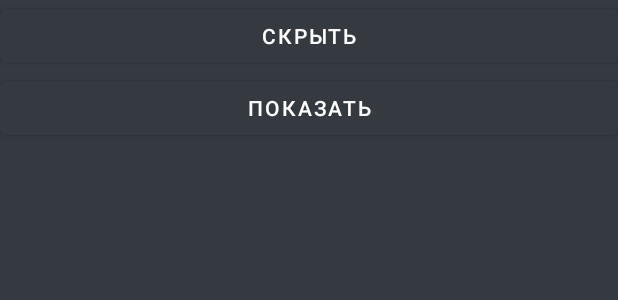
After one commit to Gorbulev-Sergey/androidHramBabynino, an Android app: the layout activity_test.xml on its own in the app's theme, with its tools: preview values and no code run, on a phone screen of 412 x 824 dp. The commit adds this screen. Shown: the top 300 px of the screen. Run offline under Robolectric (Android 15) with nearby library versions, the phone set to English and light mode, and no system bars.

Commit message:
Работает hide\show actionbar при переключении fullscreen

```diff
--- a/app/src/main/java/com/example/androidhrambabynino/FirstFragment.java
+++ b/app/src/main/java/com/example/androidhrambabynino/FirstFragment.java
@@ -27,6 +27,7 @@ public class FirstFragment extends Fragment {
         webView.setWebViewClient(new WebViewClient());
         webView.getSettings().setJavaScriptEnabled(true);
         webView.addJavascriptInterface(new MyJSInterface(getActivity()),"JSInterface");
+        webView.getSettings().setUserAgentString("Desktop");
         //CookieManager.getInstance().setAcceptCookie(true);
         //webView.getSettings().setDomStorageEnabled(true);
         webView.loadUrl(bundle.getString("url"));
--- a/app/src/main/java/com/example/androidhrambabynino/MainActivity.java
+++ b/app/src/main/java/com/example/androidhrambabynino/MainActivity.java
@@ -110,9 +110,6 @@ public class MainActivity extends AppCompatActivity {
                 toolbar.setTitle("Контакты");
                 bundle.putString("url", "https://hram-babynino.somee.com/android/contacts");
                 break;
-            case R.id.nav_fullscreen:
-                startActivity(new Intent(this, FullscreenActivity.class));
-                break;
             default:
                 toolbar.setTitle("Объявления");
                 bundle.putString("url", "https://hram-babynino.somee.com/android/posts");
--- a/app/src/main/java/com/example/androidhrambabynino/MyJSInterface.java
+++ b/app/src/main/java/com/example/androidhrambabynino/MyJSInterface.java
@@ -3,6 +3,7 @@ package com.example.androidhrambabynino;
 import android.app.Activity;
 import android.content.Intent;
 import android.webkit.JavascriptInterface;
+import android.widget.TextView;
 
 public class MyJSInterface {
     private Activity activity;
@@ -14,7 +15,7 @@ public class MyJSInterface {
     @JavascriptInterface
     public void goToFullscreen(String albumId){
         Intent intent = new Intent(activity, FullscreenActivity.class);
-        intent.putExtra("url","https://hram-babynino.somee.com/android/photos/" + albumId);
+        intent.putExtra("url","https://hram-babynino.somee.com/photos/" + albumId);
         activity.startActivity(intent);
     }
 
--- /dev/null
+++ b/app/src/main/res/layout/activity_test.xml
@@ -0,0 +1,25 @@
+<?xml version="1.0" encoding="utf-8"?>
+<LinearLayout xmlns:android="http://schemas.android.com/apk/res/android"
+    xmlns:app="http://schemas.android.com/apk/res-auto"
+    xmlns:tools="http://schemas.android.com/tools"
+    android:id="@+id/containerTest"
+    android:layout_width="match_parent"
+    android:layout_height="match_parent"
+    android:orientation="vertical"
+    tools:context=".TestActivity">
+
+    <Button
+        android:id="@+id/buttonHide"
+        android:layout_width="match_parent"
+        android:layout_height="wrap_content"
+        android:onClick="buttonHideOnClick"
+        android:text="Скрыть"/>
+
+    <Button
+        android:id="@+id/buttonShow"
+        android:layout_width="match_parent"
+        android:layout_height="wrap_content"
+        android:onClick="buttonShowOnClick"
+        android:text="Показать"/>
+
+</LinearLayout>
--- a/app/src/main/res/menu/drawer_view.xml
+++ b/app/src/main/res/menu/drawer_view.xml
@@ -44,9 +44,6 @@
         <item
             android:id="@+id/nav_contacts"
             android:title="Контакты" />
-        <item
-            android:id="@+id/nav_fullscreen"
-            android:title="Полный экран" />
     </group>
 
 </menu>
--- a/app/src/main/res/values/themes.xml
+++ b/app/src/main/res/values/themes.xml
@@ -18,6 +18,11 @@
         <item name="android:textColor">?attr/colorTertiary</item>
     </style>
 
+    <style name="Theme.Dark.YesAppBar" parent="Theme.Dark">
+        <item name="windowActionBar">true</item>
+        <item name="windowNoTitle">false</item>
+    </style>
+
     <style name="Toolbar.TitleText" parent="TextAppearance.Widget.AppCompat.Toolbar.Title">
         <item name="android:textSize">15sp</item>
     </style>
```
Also changed, not shown: app/src/main/AndroidManifest.xml (+12 -6 lines), app/src/main/java/com/example/androidhrambabynino/FullscreenActivity.java (+13 -4 lines), app/src/main/java/com/example/androidhrambabynino/TestActivity.java (added, +39 -0 lines).
